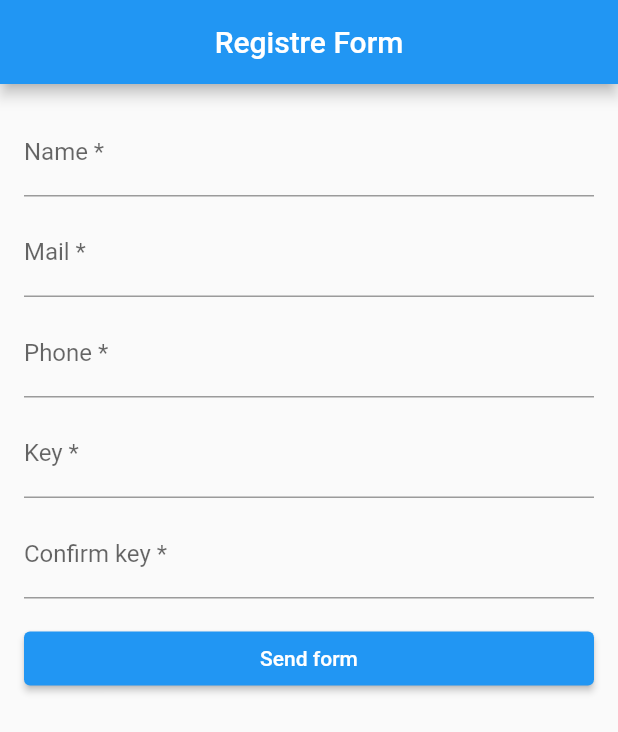
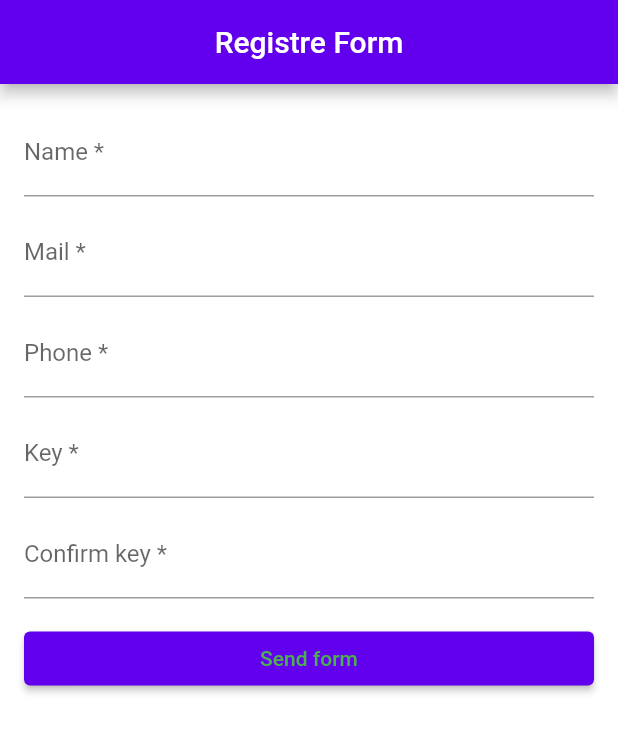
Before and after one commit to Aironsec/form_example, a Flutter app: the screen it shows after launch, on a phone screen of 412 x 824 dp. Shown: the top 732 px of the screen. Run offline on Flutter 3.47's test engine with Material 2 defaults, Android fonts, the phone set to English and light mode, and no system bars.

Commit message:
update theme app

```diff
--- a/lib/main.dart
+++ b/lib/main.dart
@@ -12,9 +12,8 @@ class MyApp extends StatelessWidget {
   Widget build(BuildContext context) {
     return MaterialApp(
       title: 'Registre Form Example',
-      theme: ThemeData(
-        primarySwatch: Colors.blue,
-      ),
+      theme: ThemeData.from(colorScheme: const ColorScheme.light()),
+      darkTheme: ThemeData.from(colorScheme: const ColorScheme.dark()),
       home: const RegistreForm(),
     );
   }
--- a/lib/pages/registre_form.dart
+++ b/lib/pages/registre_form.dart
@@ -50,6 +50,9 @@ class _RegistreFormState extends State<RegistreForm> {
               height: 16,
             ),
             ElevatedButton(
+              style: ButtonStyle(
+                foregroundColor: MaterialStateProperty.all(Colors.green),
+              ),
               onPressed: (() {}),
               child: const Text('Send form'),
             ),
```
